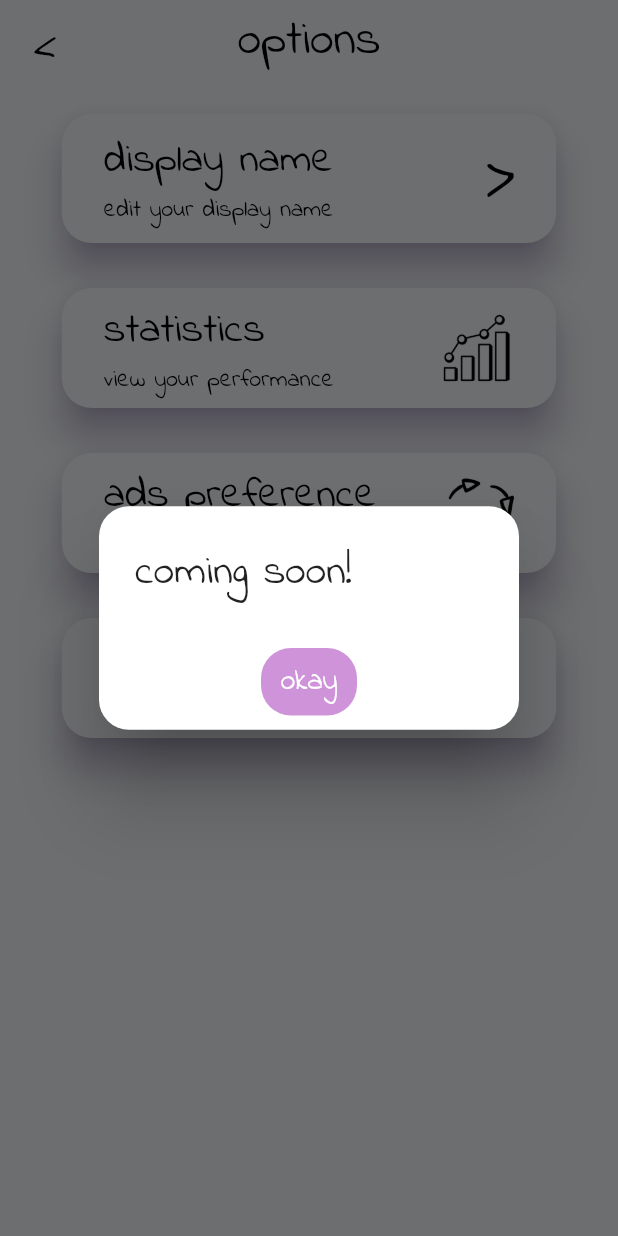
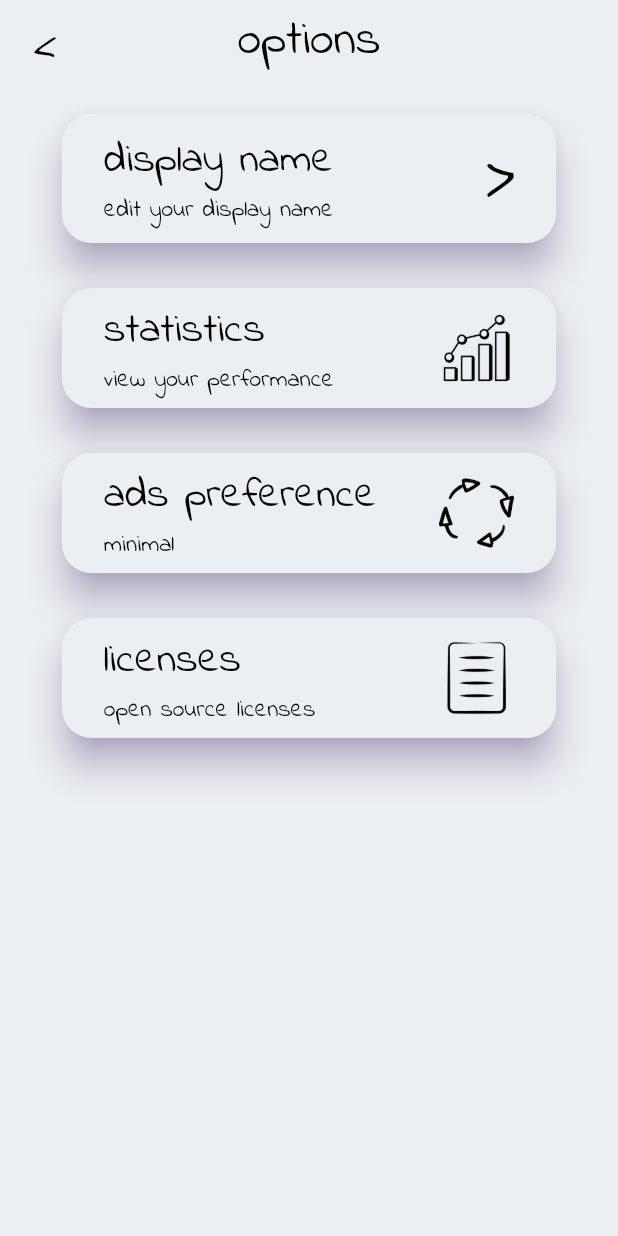
Before and after one commit to eggnogdev/sudokgo, a Flutter app: the OptionsScreen screen opened by its route, after a tap on "ads preference", on a phone screen of 412 x 824 dp. Run offline on Flutter 3.47's test engine with Material 2 defaults, Android fonts, the phone set to English and light mode, and no system bars; our stand-ins replace go_router, google_mobile_ads, hive, hive_flutter; missing offline and left inert: flutter_custom_license_page, sliding_switch, sudoku_solver_generator; accounts and stored records are empty.

Commit message:
implement minimal ads (#5) and change launcher icon

```diff
--- a/lib/main.dart
+++ b/lib/main.dart
@@ -1,5 +1,6 @@
 import 'package:flutter/material.dart';
 import 'package:go_router/go_router.dart';
+import 'package:google_mobile_ads/google_mobile_ads.dart';
 import 'package:hive_flutter/hive_flutter.dart';
 import 'package:sudokgo/src/game_screen/game_screen.dart';
 import 'package:sudokgo/src/game_screen/game_session.dart';
@@ -13,12 +14,14 @@ import 'package:sudokgo/src/page_transition/page_transition.dart';
 
 void main() async {
   WidgetsFlutterBinding.ensureInitialized();
+  MobileAds.instance.initialize();
 
   await Hive.initFlutter();
   Hive.registerAdapter(GameAdapter());
 
   await Hive.openBox('user');
   await Hive.openBox('games');
+  await Hive.openBox('preferences');
 
   String initialRoute = '/';
   if (HiveWrapper.getDisplayName() == null) initialRoute = '/onboarding';
--- a/lib/src/hive/hive_wrapper.dart
+++ b/lib/src/hive/hive_wrapper.dart
@@ -1,6 +1,7 @@
 import 'package:hive/hive.dart';
 import 'package:sudokgo/src/game_screen/game_difficulty.dart';
 import 'package:sudokgo/src/hive/game.dart';
+import 'package:sudokgo/src/monetization/ads_preference.dart';
 
 class HiveWrapper {
   static Box getUserBox() {
@@ -39,4 +40,21 @@ class HiveWrapper {
     final box = getGamesBox();
     await box.put(difficulty.value, game);
   }
+
+  static Box getPreferencesBox() {
+    return Hive.box('preferences');
+  }
+
+  static AdsPreference getAdsPreference() {
+    final box = getPreferencesBox();
+    int? value = box.get('ads');
+    if (value == null) return const AdsPreference(0);
+
+    return AdsPreference(value);
+  }
+
+  static Future<void> setAdsPreference(AdsPreference preference) async {
+    final box = getPreferencesBox();
+    await box.put('ads', preference.value);
+  }
 }
--- /dev/null
+++ b/lib/src/monetization/ads_preference.dart
@@ -0,0 +1,35 @@
+import 'package:flutter/material.dart';
+import 'package:sudokgo/src/hive/hive_wrapper.dart';
+
+class AdsPreference {
+  final int value;
+  const AdsPreference(this.value);
+
+  static const none = AdsPreference(0);
+  static const minimal = AdsPreference(1);
+  static const int maxValue = 1;
+
+  static ValueNotifier<AdsPreference> current = ValueNotifier<AdsPreference>(
+    HiveWrapper.getAdsPreference(),
+  );
+
+  @override
+  String toString() {
+    switch (value) {
+      case 1:
+        return 'minimal';
+      default:
+        return 'none';
+    }
+  }
+
+  @override
+  bool operator ==(other) {
+    if (other is! AdsPreference) return false;
+    return other.value == value;
+  }
+
+  @override
+    // TODO: implement hashCode
+  int get hashCode => super.hashCode;
+}
--- a/lib/src/options_screen/options_screen.dart
+++ b/lib/src/options_screen/options_screen.dart
@@ -1,5 +1,7 @@
 import 'package:flutter/material.dart';
 import 'package:go_router/go_router.dart';
+import 'package:sudokgo/src/hive/hive_wrapper.dart';
+import 'package:sudokgo/src/monetization/ads_preference.dart';
 import 'package:sudokgo/src/options_screen/display_name_dialog.dart';
 import 'package:sudokgo/src/widgets/coming_soon_dialog.dart';
 import 'package:sudokgo/src/widgets/menu_button.dart';
@@ -73,20 +75,30 @@ class OptionsScreen extends StatelessWidget {
                       },
                     ),
                     gap,
-                    SudokGoMenuButton(
+                    ValueListenableBuilder<AdsPreference>(
+                      valueListenable: AdsPreference.current,
+                      builder: (context, preference, _) {
+                        return SudokGoMenuButton(
                           title: 'ads preference',
-                      subtitle: 'none',
+                          subtitle: preference.toString(),
                           suffixIcon: SizedBox(
                             width: 50.0,
                             child: Image.asset('assets/images/spin_icon.png'),
                           ),
                           width: MediaQuery.of(context).size.width / 1.25,
                           onPressed: () {
-                        showDialog(
-                          context: context,
-                          builder: (context) => const ComingSoonDialog(),
+                            int currentValue = HiveWrapper.getAdsPreference().value;
+
+                            if (currentValue == AdsPreference.maxValue) {
+                              AdsPreference.current.value = AdsPreference.none;
+                              HiveWrapper.setAdsPreference(AdsPreference.none);
+                            } else {
+                              AdsPreference.current.value = AdsPreference(currentValue + 1);
+                              HiveWrapper.setAdsPreference(AdsPreference(currentValue + 1));
+                            }
+                          },
                         );
-                      },
+                      }
                     ),
                     gap,
                     SudokGoMenuButton(
```
Also changed, not shown: lib/src/main_screen/main_screen.dart (+16 -3 lines), lib/src/monetization/banner_ad.dart (added, +52 -0 lines), pubspec.yaml (+10 -1 lines), assets/images/launcher_icon.png (added), pubspec.lock, 29 other files. Lines whose indentation alone changed are shown as unchanged.
